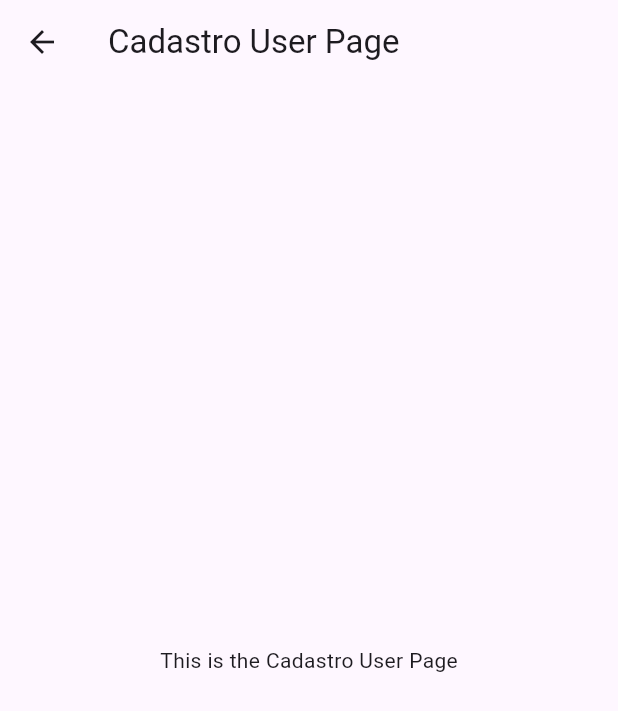
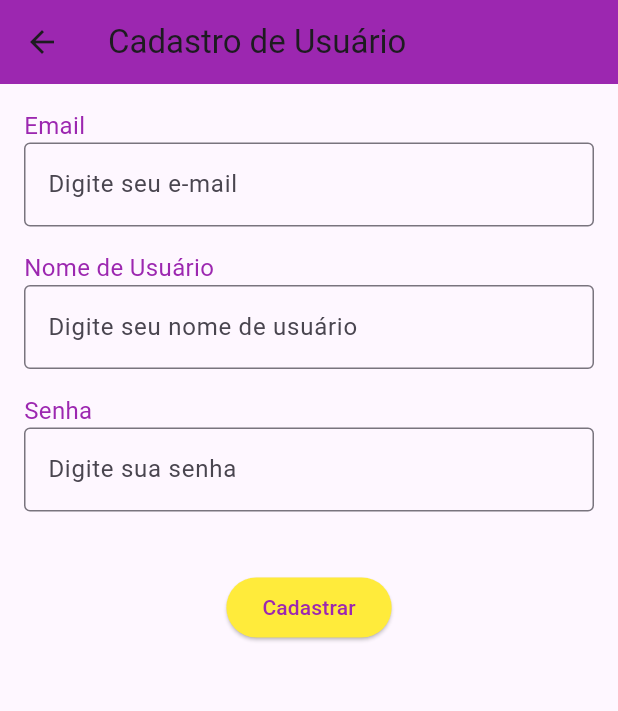
Before and after one commit to anellykovalski/front_dev_movel, a Flutter app: the CadastroUserPage screen opened directly, on a phone screen of 412 x 824 dp. Shown: the top 711 px of the screen. Run offline on Flutter 3.47's test engine with Material 3 defaults, Android fonts, the phone set to English and light mode, and no system bars.

Commit message:
Update cadastro_user.dart

```diff
--- a/lib/screem/cadastro_user.dart
+++ b/lib/screem/cadastro_user.dart
@@ -1,14 +1,140 @@
 import 'package:flutter/material.dart';
 
-class CadastroUserPage extends StatelessWidget {
+class CadastroUserPage extends StatefulWidget {
+  @override
+  _CadastroUserPageState createState() => _CadastroUserPageState();
+}
+
+class _CadastroUserPageState extends State<CadastroUserPage> {
+  final _formKey = GlobalKey<FormState>();
+  final _emailController = TextEditingController();
+  final _usernameController = TextEditingController();
+  final _passwordController = TextEditingController();
+
+  void _register() {
+    if (_formKey.currentState!.validate()) {
+      String email = _emailController.text;
+      String username = _usernameController.text;
+      String password = _passwordController.text;
+
+      // Aqui você pode adicionar a lógica para enviar os dados para o banco de dados
+      // Exemplo de lógica para integração com um serviço de backend:
+
+      // Future<void> _sendDataToServer() async {
+      //   final response = await http.post(
+      //     Uri.parse('https://example.com/register'),
+      //     body: {
+      //       'email': email,
+      //       'username': username,
+      //       'password': password,
+      //     },
+      //   );
+      //   if (response.statusCode == 200) {
+      //     // Sucesso
+      //   } else {
+      //     // Erro
+      //   }
+      // }
+
+      // _sendDataToServer();
+
+      // Exemplo de mensagem de sucesso:
+      ScaffoldMessenger.of(context).showSnackBar(
+        SnackBar(content: Text('Usuário cadastrado com sucesso!')),
+      );
+    }
+  }
+
   @override
   Widget build(BuildContext context) {
     return Scaffold(
       appBar: AppBar(
-        title: Text('Cadastro User Page'),
+        title: Text('Cadastro de Usuário'),
+        backgroundColor: Colors.purple,
       ),
-      body: Center(
-        child: Text('This is the Cadastro User Page'),
+      body: Padding(
+        padding: const EdgeInsets.all(16.0),
+        child: Form(
+          key: _formKey,
+          child: Column(
+            crossAxisAlignment: CrossAxisAlignment.start,
+            children: [
+              Text(
+                'Email',
+                style: TextStyle(fontSize: 16, color: Colors.purple),
+              ),
+              TextFormField(
+                controller: _emailController,
+                decoration: InputDecoration(
+                  hintText: 'Digite seu e-mail',
+                  border: OutlineInputBorder(),
+                  focusedBorder: OutlineInputBorder(
+                    borderSide: BorderSide(color: Colors.purple),
+                  ),
+                ),
+                validator: (value) {
+                  if (value == null || value.isEmpty) {
+                    return 'Por favor, insira seu e-mail';
+                  }
+                  return null;
+                },
+              ),
+              SizedBox(height: 16),
+              Text(
+                'Nome de Usuário',
+                style: TextStyle(fontSize: 16, color: Colors.purple),
+              ),
+              TextFormField(
+                controller: _usernameController,
+                decoration: InputDecoration(
+                  hintText: 'Digite seu nome de usuário',
+                  border: OutlineInputBorder(),
+                  focusedBorder: OutlineInputBorder(
+                    borderSide: BorderSide(color: Colors.purple),
+                  ),
+                ),
+                validator: (value) {
+                  if (value == null || value.isEmpty) {
+                    return 'Por favor, insira seu nome de usuário';
+                  }
+                  return null;
+                },
+              ),
+              SizedBox(height: 16),
+              Text(
+                'Senha',
+                style: TextStyle(fontSize: 16, color: Colors.purple),
+              ),
+              TextFormField(
+                controller: _passwordController,
+                obscureText: true,
+                decoration: InputDecoration(
+                  hintText: 'Digite sua senha',
+                  border: OutlineInputBorder(),
+                  focusedBorder: OutlineInputBorder(
+                    borderSide: BorderSide(color: Colors.purple),
+                  ),
+                ),
+                validator: (value) {
+                  if (value == null || value.isEmpty) {
+                    return 'Por favor, insira sua senha';
+                  }
+                  return null;
+                },
+              ),
+              SizedBox(height: 40, width: 20,),
+              Center(
+                child: ElevatedButton(
+                  onPressed: _register,
+                  style: ElevatedButton.styleFrom(
+                    foregroundColor: Colors.purple, backgroundColor: Colors.yellow,
+                  ),
+                  child: Text('Cadastrar'),
+                ),
+              ),
+            ],
+          ),
+        ),
       ),
     );
   }
```
